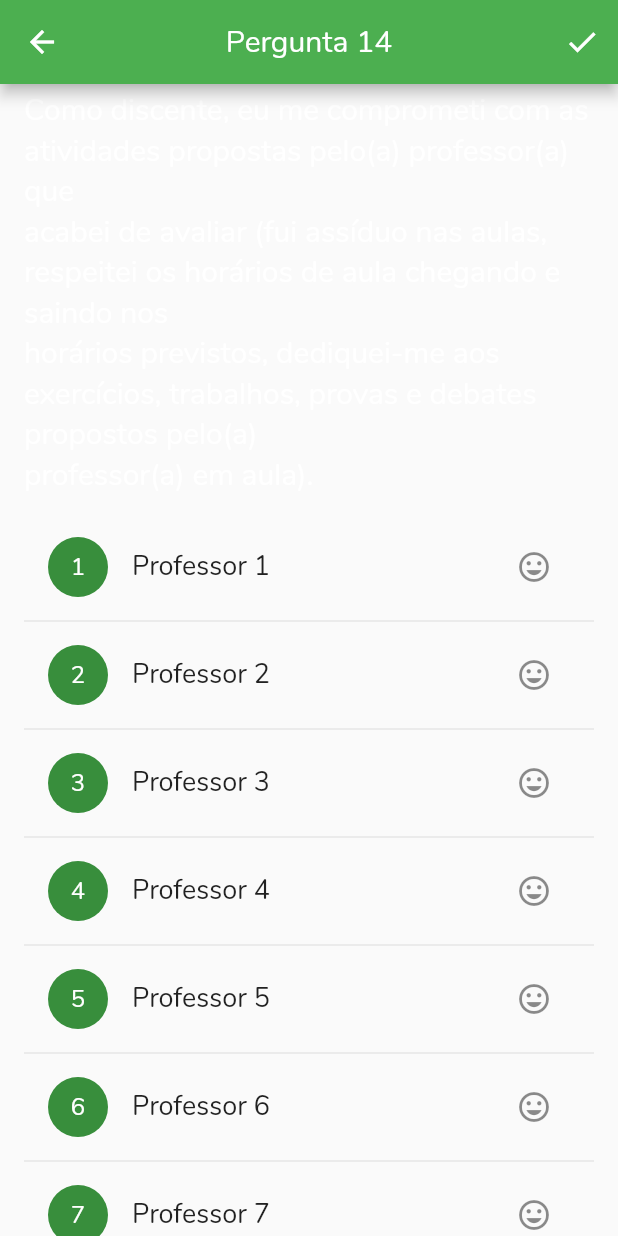
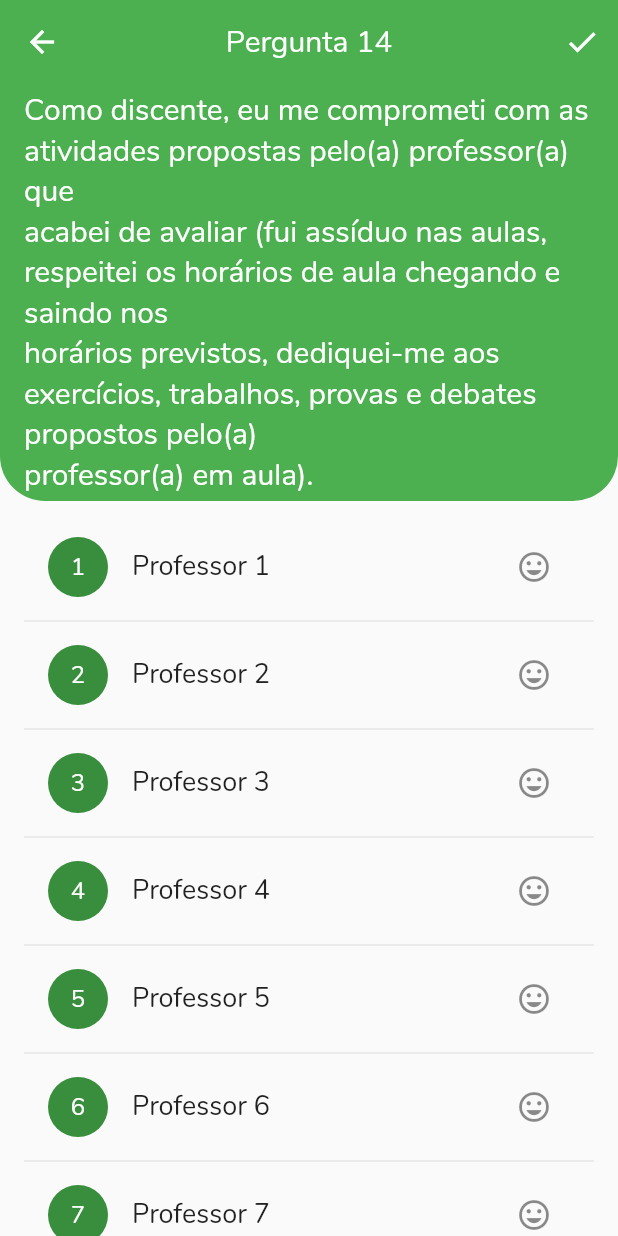
Before and after one commit to Hellyson-Ferreira/app_avaliacao_ifma, a Flutter app: the Pergunta13 screen opened by its route, after a tap on the "arrow forward" icon, on a phone screen of 412 x 824 dp. Run offline on Flutter 3.47's test engine with Material 2 defaults, Android fonts, the phone set to English and light mode, and no system bars; our stand-ins replace splashscreen.

Commit message:
Modificacoes das perguntas2

```diff
--- a/lib/homeAluno/perguntas/pergunta13.dart
+++ b/lib/homeAluno/perguntas/pergunta13.dart
@@ -13,6 +13,7 @@ class _Pergunta13State extends State<Pergunta13> {
   Widget build(BuildContext context) {
     return Scaffold(
       appBar: AppBar(
+        elevation: 0,
         leading: IconButton(
             tooltip: 'voltar',
             icon: const Icon(Icons.arrow_back),
@@ -41,6 +42,13 @@ class _Pergunta13State extends State<Pergunta13> {
           child: Column(
             children: <Widget>[
               Container(
+                decoration: BoxDecoration(
+                  color: Colors.green,
+                  borderRadius: BorderRadius.only(
+                    bottomRight: Radius.circular(30),
+                    bottomLeft: Radius.circular(30)
+                  )
+                ),
                 width: double.infinity,
                 // color: Colors.black,
                 child: ListTile(
--- a/lib/homeAluno/perguntas/pergunta14.dart
+++ b/lib/homeAluno/perguntas/pergunta14.dart
@@ -13,6 +13,8 @@ class _Pergunta14State extends State<Pergunta14> {
   Widget build(BuildContext context) {
     return Scaffold(
       appBar: AppBar(
+        elevation: 0,
+
         leading: IconButton(
             tooltip: 'voltar',
             icon: const Icon(Icons.arrow_back),
@@ -43,6 +45,13 @@ class _Pergunta14State extends State<Pergunta14> {
               Container(
                 width: double.infinity,
                 // color: Colors.black,
+                decoration: BoxDecoration(
+                  color: Colors.green,
+                  borderRadius: BorderRadius.only(
+                    bottomLeft: Radius.circular(30),
+                    bottomRight: Radius.circular(30)
+                  )
+                ),
                 child: ListTile(
                   title: Center(
                   child: Text(
```
